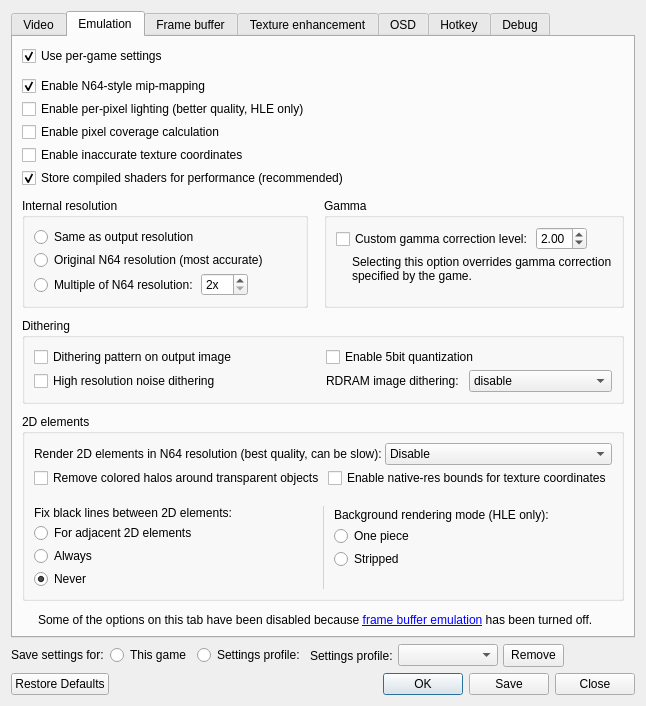
First picture: the form in src/GLideNUI/configDialog.ui, repository gonetz/GLideN64, before the edit.
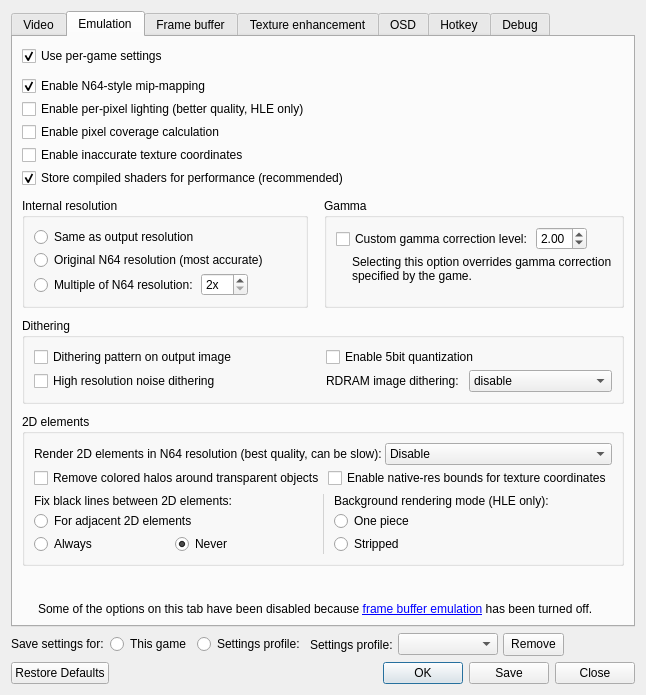
Second picture: the form after the edit. The open tabs and pages were chosen to show the change. Icons and pictures are not drawn.

Commit message:
Make Settings UI Window Even More Compact
The layout of the "Emulation" tab has been adjusted slightly. As a result, the minimum size of the Settings UI window is now exactly the same as it was before the bugfix was applied.

The edit to the form file:
```diff
--- a/src/GLideNUI/configDialog.ui
+++ b/src/GLideNUI/configDialog.ui
@@ -1445,9 +1445,6 @@
             <string>2D elements</string>
            </property>
            <layout class="QVBoxLayout" name="verticalLayout_48">
-            <property name="spacing">
-             <number>18</number>
-            </property>
             <item>
              <layout class="QVBoxLayout" name="verticalLayout_31">
               <property name="spacing">
@@ -1577,6 +1574,8 @@
                   </widget>
                  </item>
                  <item>
+                  <layout class="QHBoxLayout" name="horizontalLayout_39">
+                   <item>
                   <widget class="QRadioButton" name="fixTexrectForceRadioButton">
                    <property name="text">
                     <string extracomment="The label for this control is &quot;Fix black lines between 2D elements&quot;">Always</string>
@@ -1600,6 +1599,8 @@
                   </widget>
                  </item>
                 </layout>
+                 </item>
+                </layout>
                </widget>
               </item>
               <item>
@@ -1657,22 +1658,6 @@
                    </property>
                   </widget>
                  </item>
-                 <item>
-                  <spacer name="verticalSpacer_13">
-                   <property name="orientation">
-                    <enum>Qt::Vertical</enum>
-                   </property>
-                   <property name="sizeType">
-                    <enum>QSizePolicy::Preferred</enum>
-                   </property>
-                   <property name="sizeHint" stdset="0">
-                    <size>
-                     <width>0</width>
-                     <height>20</height>
-                    </size>
-                   </property>
-                  </spacer>
-                 </item>
                 </layout>
                </widget>
               </item>
```
Lines whose indentation alone changed are shown as unchanged.
